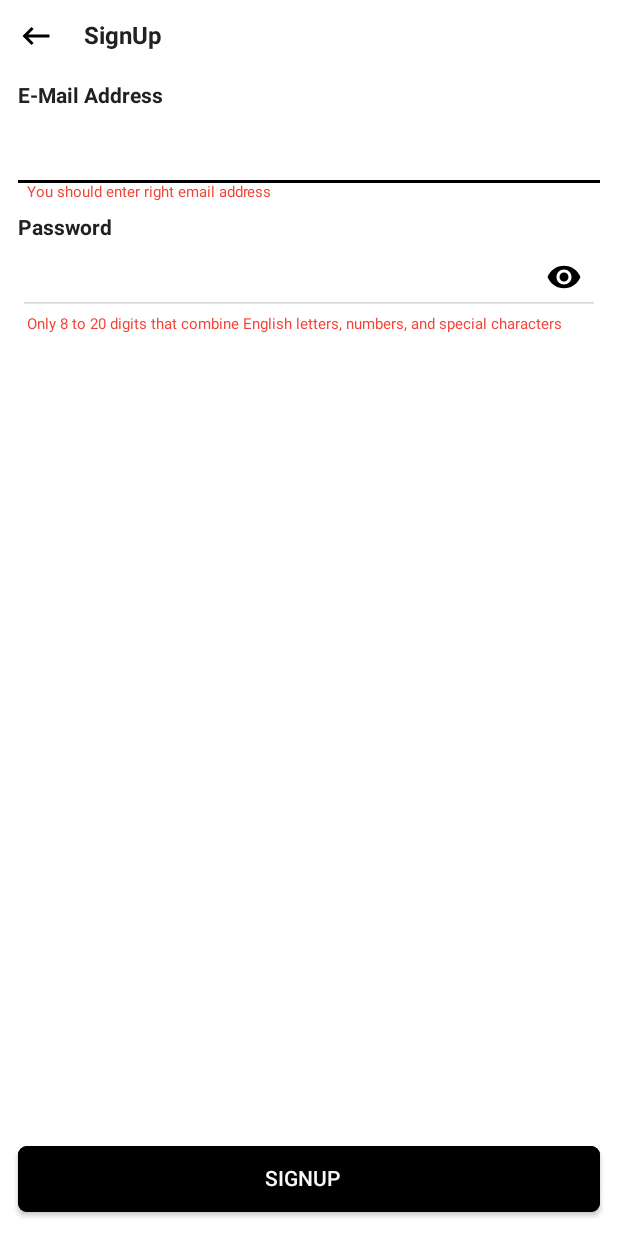
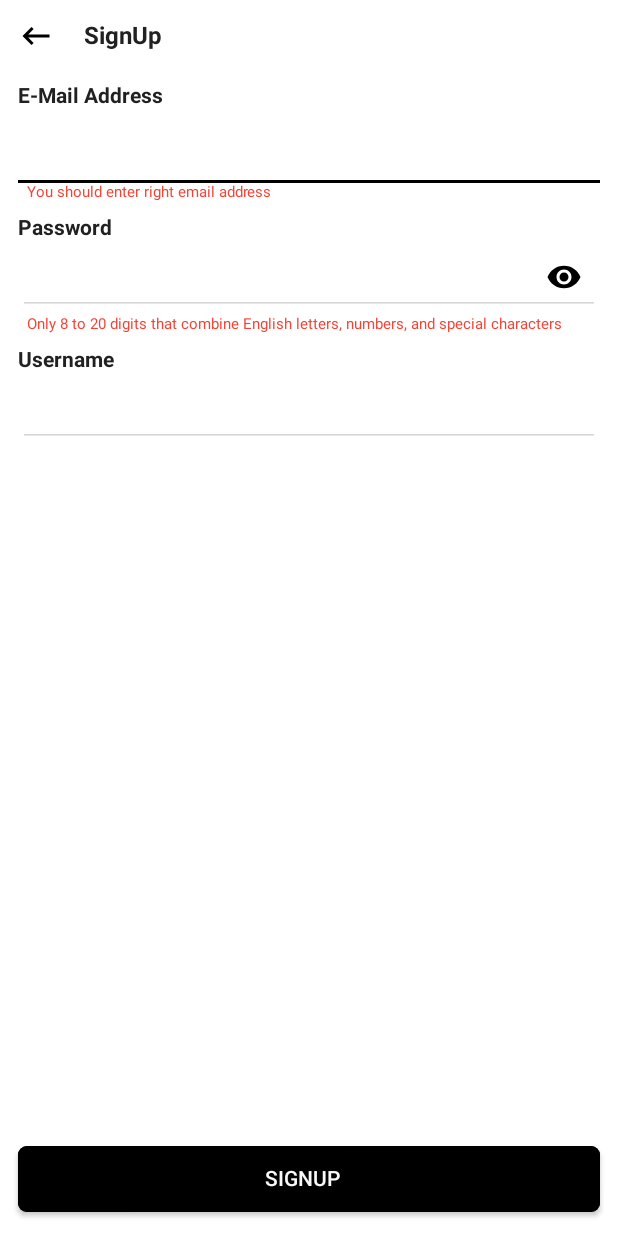
Before and after one commit to doro-watcha/UDC-Events-Android, an Android app: the layout fragment_sign_up.xml on its own in the app's theme, with its tools: preview values and no code run, on a phone screen of 412 x 824 dp. Run offline under Robolectric (Android 15) with nearby library versions, the phone set to English and light mode, and no system bars; network calls fail.

Commit message:
이메일 회원가입 로직 정리

```diff
--- a/app/src/main/res/layout/fragment_sign_up.xml
+++ b/app/src/main/res/layout/fragment_sign_up.xml
@@ -141,6 +141,42 @@
             app:layout_constraintTop_toBottomOf="@+id/layout_edit_password" />
 
 
+        <TextView
+            android:id="@+id/txt_username"
+            android:layout_width="wrap_content"
+            android:layout_height="wrap_content"
+            android:layout_marginTop="10dp"
+            android:layout_marginBottom="5dp"
+            android:text="@string/common_username"
+            android:textStyle="bold"
+            app:layout_constraintStart_toStartOf="@+id/txt_email"
+            app:layout_constraintTop_toBottomOf="@+id/txt_password_pattern_error"
+            android:textColor="@color/text_color_1" />
+
+
+        <com.google.android.material.textfield.TextInputLayout
+            android:id="@+id/layout_edit_username"
+            android:layout_width="match_parent"
+            android:layout_height="wrap_content"
+            android:layout_marginStart="12dp"
+            android:layout_marginEnd="12dp"
+            android:layout_marginBottom="10dp"
+            app:boxBackgroundColor="@color/white"
+            app:endIconTint="@color/black"
+            app:layout_constraintTop_toBottomOf="@+id/txt_username">
+
+            <com.google.android.material.textfield.TextInputEditText
+                android:id="@+id/edit_username"
+                android:layout_width="match_parent"
+                android:layout_height="50dp"
+                android:padding="6dp"
+                android:text="@={vm.signUpUsername}"
+                android:textColor="@color/text_color_1"
+                android:theme="@style/EditTextTheme" />
+
+        </com.google.android.material.textfield.TextInputLayout>
+
+
         <com.google.android.material.button.MaterialButton
             android:id="@+id/btn_sign_up"
             android:layout_width="0dp"
--- a/common/src/main/java/com/goddoro/common/data/api/AuthAPI.kt
+++ b/common/src/main/java/com/goddoro/common/data/api/AuthAPI.kt
@@ -27,7 +27,8 @@ interface AuthAPI {
     @FormUrlEncoded
     suspend fun signUp(
         @Field("email") email: String,
-        @Field("password") password: String
+        @Field("password") password: String,
+        @Field("name") username : String
     ): ApiResponse<Any>
 
     /**
--- a/common/src/main/java/com/goddoro/common/data/model/User.kt
+++ b/common/src/main/java/com/goddoro/common/data/model/User.kt
@@ -26,6 +26,9 @@ data class User(
     @SerializedName("isUDC")
     val isUDC : Boolean? = null ,
 
+    @SerializedName("isAdmin")
+    val isAdmin : Boolean? = false,
+
     @SerializedName("location")
     val location : String? = null,
 
--- a/common/src/main/java/com/goddoro/common/data/repository/AuthRepository.kt
+++ b/common/src/main/java/com/goddoro/common/data/repository/AuthRepository.kt
@@ -28,7 +28,8 @@ interface AuthRepository {
 
     suspend fun signUp (
         email : String,
-        password : String
+        password : String,
+        username : String
     ) : Completable
 
     fun signOut() : Boolean
--- a/common/src/main/java/com/goddoro/common/data/repositoryImpl/AuthRepositoryImpl.kt
+++ b/common/src/main/java/com/goddoro/common/data/repositoryImpl/AuthRepositoryImpl.kt
@@ -59,9 +59,9 @@ class AuthRepositoryImpl (
         return api.signIn(email,password).unWrapData()
     }
 
-    override suspend fun signUp(email: String, password: String): Completable {
+    override suspend fun signUp(email: String, password: String,username : String ): Completable {
 
-        return api.signUp(email,password).unWrapCompletable()
+        return api.signUp(email,password,username).unWrapCompletable()
     }
 
     @MainThread
--- a/common/src/main/java/com/goddoro/common/util/ToastUtil.kt
+++ b/common/src/main/java/com/goddoro/common/util/ToastUtil.kt
@@ -11,7 +11,7 @@ import com.goddoro.common.databinding.ViewCustomToastBinding
 
 class ToastUtil ( val context : Context) {
 
-    fun createToast( message: String): Toast? {
+    fun createToast( message: String): Toast {
         val inflater = LayoutInflater.from(context)
         val binding: ViewCustomToastBinding =
             DataBindingUtil.inflate(inflater, R.layout.view_custom_toast, null, false)
--- a/common/src/main/res/values/strings.xml
+++ b/common/src/main/res/values/strings.xml
@@ -3,6 +3,7 @@
 
     <string name="common_email">E-Mail Address</string>
     <string name="common_password">Password</string>
+    <string name="common_username">Username</string>
     <string name="txt_login">Login</string>
     <string name="txt_login_naver">Naver Login</string>
     <string name="txt_find_email">Find Eamil Address</string>
@@ -84,4 +85,7 @@
 
     <string name="txt_upload_event_message">Do you want to upload the event?</string>
     <string name="txt_upload_error_message">Error Occurence while uploading event</string>
+
+    <string name="txt_common">General</string>
+    <string name="txt_admin">Admin</string>
 </resources>
```
Also changed, not shown: app/src/main/java/com/goddoro/udc/views/auth/AuthActivity.kt (+18 -7 lines), app/src/main/java/com/goddoro/udc/views/auth/AuthViewModel.kt (+6 -3 lines), app/src/main/res/layout/fragment_login.xml (+5 -2 lines), app/src/main/res/layout/fragment_profile.xml (+5 -4 lines), common/src/main/java/com/goddoro/common/data/api/response/ApiResponse.kt (+3 -4 lines), 1 other file.
